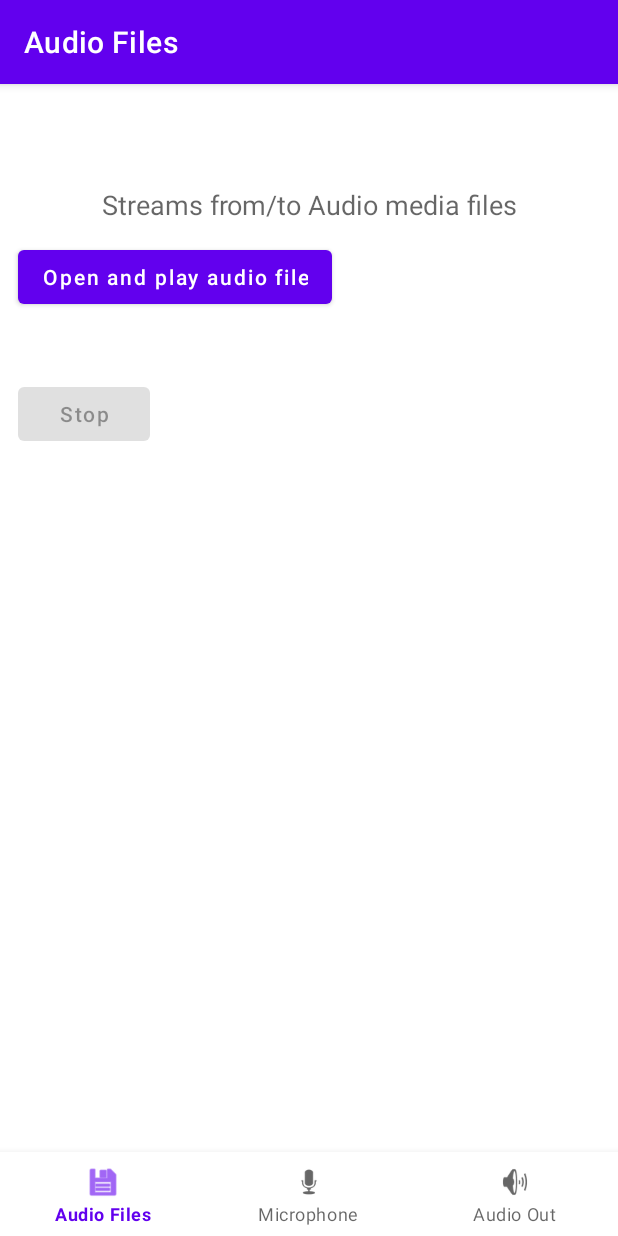
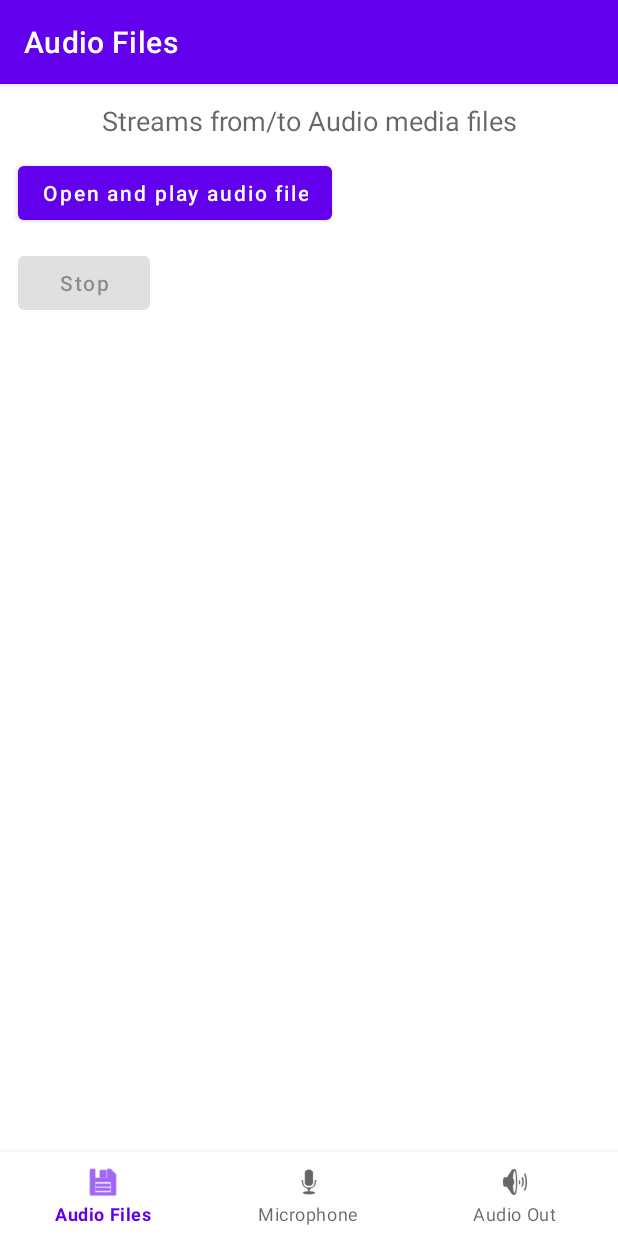
Before and after one commit to psa98/AudioStreams, an Android app: the screen it shows after launch (TestActivity), on a phone screen of 412 x 824 dp. Run offline under Robolectric (Android 15) with nearby library versions, the phone set to English and light mode, and no system bars; our stand-ins replace navigation-ui.

Commit message:
Улучшение демо приложения и его  тест на апи 25 и малом экране

```diff
--- a/app/src/main/res/layout/activity_test.xml
+++ b/app/src/main/res/layout/activity_test.xml
@@ -4,7 +4,7 @@
     android:id="@+id/container"
     android:layout_width="match_parent"
     android:layout_height="match_parent"
-    android:paddingTop="?attr/actionBarSize">
+  >
 
     <com.google.android.material.bottomnavigation.BottomNavigationView
         android:id="@+id/nav_view"
--- a/app/src/main/res/layout/fragment_files.xml
+++ b/app/src/main/res/layout/fragment_files.xml
@@ -30,6 +30,30 @@
         />
 
 
+
+    <Button
+        android:id="@+id/stop_button"
+        android:layout_width="wrap_content"
+        android:layout_height="wrap_content"
+        android:layout_margin="@dimen/std_margin"
+        android:enabled="false"
+        android:text="Stop"
+        android:textAllCaps="false"
+        app:layout_constraintTop_toBottomOf="@id/play_button"
+        app:layout_constraintStart_toStartOf="parent"
+        />
+
+
+    <TextView
+        android:id="@+id/seconds_played"
+        android:layout_width="match_parent"
+        android:layout_height="wrap_content"
+        android:layout_margin="@dimen/std_margin"
+        android:textStyle="bold"
+        app:layout_constraintEnd_toEndOf="parent"
+        app:layout_constraintStart_toStartOf="parent"
+        app:layout_constraintTop_toBottomOf="@id/stop_button" />
+
     <TextView
         android:id="@+id/text_media_data"
         android:layout_width="match_parent"
@@ -41,33 +65,7 @@
         android:justificationMode="inter_word"
         app:layout_constraintEnd_toEndOf="parent"
         app:layout_constraintStart_toStartOf="parent"
-        app:layout_constraintTop_toBottomOf="@id/play_button" />
-
-    <Button
-        android:id="@+id/stop_button"
-        android:layout_width="wrap_content"
-        android:layout_height="wrap_content"
-        android:layout_margin="@dimen/std_margin"
-        android:enabled="false"
-        android:text="Stop"
-        android:textAllCaps="false"
-        app:layout_constraintTop_toBottomOf="@id/text_media_data"
-        app:layout_constraintStart_toStartOf="parent"
-        />
-
-
-    <TextView
-        android:id="@+id/seconds_played"
-        android:layout_width="match_parent"
-        android:layout_height="wrap_content"
-        android:layout_marginStart="@dimen/std_margin"
-        android:layout_marginTop="@dimen/std_margin"
-        android:layout_marginEnd="@dimen/std_margin"
-        android:textStyle="bold"
-        style="@style/TextAppearance.AppCompat.Medium"
-        app:layout_constraintEnd_toEndOf="parent"
-        app:layout_constraintStart_toStartOf="parent"
-        app:layout_constraintTop_toBottomOf="@id/stop_button" />
+        app:layout_constraintTop_toBottomOf="@id/seconds_played" />
 
 
 </androidx.constraintlayout.widget.ConstraintLayout>
--- a/app/src/main/res/layout/fragment_mic.xml
+++ b/app/src/main/res/layout/fragment_mic.xml
@@ -16,7 +16,6 @@
         android:layout_marginEnd="@dimen/std_margin"
         android:text="@string/microphone_audio_input_stream_test"
         android:textAlignment="center"
-        style="@style/TextAppearance.AppCompat.Medium"
         app:layout_constraintEnd_toEndOf="parent"
         android:layout_margin="@dimen/std_margin"
         app:layout_constraintStart_toStartOf="parent"
@@ -66,7 +65,7 @@
         android:layout_width="12dp"
         android:background="@drawable/gradient"
         android:layout_margin="@dimen/std_margin"
-        android:layout_height="200dp"
+        android:layout_height="240dp"
         app:layout_constraintTop_toBottomOf="@id/text_mic_test"
         app:layout_constraintEnd_toEndOf="parent"
         />
@@ -121,7 +120,7 @@
         android:layout_margin="@dimen/std_margin"
         android:text="Record"
         android:textAllCaps="false"
-        app:layout_constraintTop_toBottomOf="@id/meter_level"
+        app:layout_constraintTop_toBottomOf="@id/inputLabel"
         app:layout_constraintStart_toStartOf="parent"
         />
     <Button
--- a/app/src/main/res/navigation/mobile_navigation.xml
+++ b/app/src/main/res/navigation/mobile_navigation.xml
@@ -15,11 +15,11 @@
         android:id="@+id/navigation_mic"
         android:name="c.ponom.audiostreams.MicFragment"
         android:label="@string/title_mic"
-        tools:layout="@layout/fragment_dashboard" />
+        tools:layout="@layout/fragment_mic" />
 
     <fragment
         android:id="@+id/navigation_out"
         android:name="c.ponom.audiostreams.AudioOutFragment"
         android:label="@string/title_out"
-        tools:layout="@layout/fragment_notifications" />
+        tools:layout="@layout/fragment_audio_out" />
 </navigation>
```
Also changed, not shown: app/src/main/res/layout/fragment_dashboard.xml (deleted, +0 -22 lines), app/src/main/res/layout/fragment_notifications.xml (deleted, +0 -22 lines).
